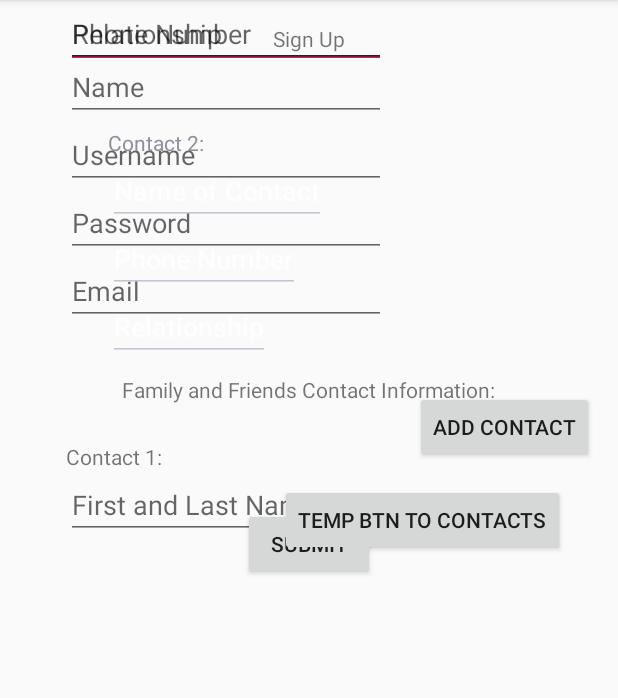
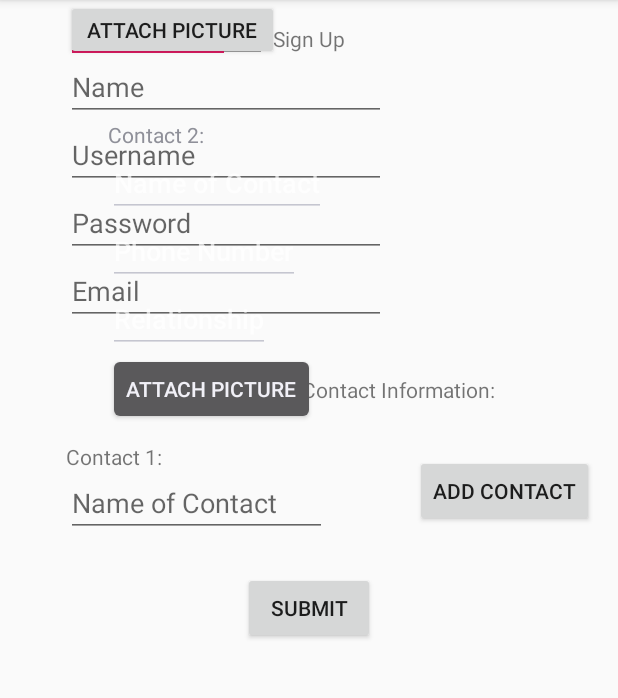
Before and after one commit to chsgwc/memory-loss-app, an Android app: the MakeAccount screen opened directly, with no data from a screen before it, after a tap on "ADD CONTACT", on a phone screen of 412 x 824 dp, the part 84-782 px from its top. Run offline under Robolectric (Android 15) with nearby library versions, the phone set to English and light mode, and no system bars.

Commit message:
everything's done except looking

```diff
--- a/app/src/main/java/com/example/memorylossapp/MainActivity.java
+++ b/app/src/main/java/com/example/memorylossapp/MainActivity.java
@@ -35,7 +35,6 @@ public class MainActivity extends AppCompatActivity {
         gamesButton.setOnClickListener(new View.OnClickListener() {
             @Override
             public void onClick(View view) {
-                //Open Games page
                 Intent startIntent = new Intent(getApplicationContext(), RecognitionGame.class);
                 startActivity(startIntent);
             }
--- a/app/src/main/java/com/example/memorylossapp/MakeAccount.java
+++ b/app/src/main/java/com/example/memorylossapp/MakeAccount.java
@@ -26,21 +26,12 @@ public class MakeAccount extends AppCompatActivity {
     ArrayList<EditText> cNames = new ArrayList<EditText>();
     ArrayList<EditText> cPhones = new ArrayList<EditText>();
     ArrayList<EditText> cRels = new ArrayList<EditText>();
+    private static final int GALLERY_REQUEST_CODE = 100;
 
     @Override
     protected void onCreate(Bundle savedInstanceState) {
         super.onCreate(savedInstanceState);
         setContentView(R.layout.activity_make_account);
-        Button tempBtn = (Button) findViewById(R.id.tempBtnNS);
-
-        tempBtn.setOnClickListener(new View.OnClickListener() {
-            @Override
-            public void onClick(View view) {
-                //Open Make an Account page
-                Intent startIntent = new Intent(getApplicationContext(), Contacts.class);
-                startActivity(startIntent);
-            }
-        });
 
         constraintLayout = findViewById(R.id.ogConstraintLayout);
 
@@ -55,20 +46,31 @@ public class MakeAccount extends AppCompatActivity {
         editEmail = (EditText) findViewById(R.id.emailEditText);
 
 
-        //Initializing variables for contacts - most likely all useless.... lmao (can delete many of them)
+        //Initializing variables for contacts
         TextView contactTitle = (TextView) findViewById(R.id.ContactTitleTextView);
         TextView contact1Header = (TextView) findViewById(R.id.Contact1TextView);
         EditText contactName1 = (EditText) findViewById(R.id.ContactName1EditText);
         EditText contactPhone1 = (EditText) findViewById(R.id.ContactPhoneEditText);
         final EditText contactRel = (EditText) findViewById(R.id.ContactRelEditText);
+        final Button contactBut = (Button) findViewById(R.id.buttonPic);
 
         //Setting IDs to store in database easier
         contactName1.setId(1);
         contactPhone1.setId(2);
         contactRel.setId(3);
+        contactBut.setId(4);
         cNames.add(contactName1);
         cPhones.add(contactPhone1);
         cRels.add(contactRel);
+        contactBut.setOnClickListener(
+                new View.OnClickListener() {
+                    @Override
+                    public void onClick(View view) {
+                        pickFromGallery();
+                        contactBut.setBackgroundColor(0xFF38BD46);//blue:(0xFF73CCFF); //and shows up way too early :((
+                    }
+                }
+        );
 
 
         //Initializing buttons
@@ -88,11 +90,13 @@ public class MakeAccount extends AppCompatActivity {
                         EditText newContact2NameEditText = new EditText(context);
                         EditText newContact2PhoneEditText = new EditText(context);
                         EditText newContact2RelEditText = new EditText(context);
+                        Button newBut = new Button(context);
 
-                        newContact2TextView.setId(ID *100); //wtf is this ID
-                        newContact2NameEditText.setId(ID *100 +1); //wtf is this ID
-                        newContact2PhoneEditText.setId(ID *100 +2); //wtf is this ID
+                        newContact2TextView.setId(ID *100);
+                        newContact2NameEditText.setId(ID *100 +1);
+                        newContact2PhoneEditText.setId(ID *100 +2);
                         newContact2RelEditText.setId(ID *100 +3);
+                        newBut.setId(ID *100 +4);
 
                         //hopefully this points an arrow to the EditText objects, not make a copy
                         cNames.add(newContact2NameEditText);
@@ -104,21 +108,25 @@ public class MakeAccount extends AppCompatActivity {
                         newContact2PhoneEditText.setInputType(3); //phone input type = 3
                         newContact2PhoneEditText.setHint("Phone Number");
                         newContact2RelEditText.setHint("Relationship");
+                        newBut.setText("Attach Picture");
 
                         ConstraintLayout.LayoutParams textViewLayoutParams = new ConstraintLayout.LayoutParams(0, ConstraintLayout.LayoutParams.WRAP_CONTENT);
                         ConstraintLayout.LayoutParams EditTextNameLayoutParams = new ConstraintLayout.LayoutParams(0, ConstraintLayout.LayoutParams.WRAP_CONTENT);
                         ConstraintLayout.LayoutParams EditTextPhoneLayoutParams = new ConstraintLayout.LayoutParams(0, ConstraintLayout.LayoutParams.WRAP_CONTENT);
                         ConstraintLayout.LayoutParams EditTextRelLayoutParams = new ConstraintLayout.LayoutParams(0, ConstraintLayout.LayoutParams.WRAP_CONTENT);
+                        ConstraintLayout.LayoutParams ButRelLayoutParams = new ConstraintLayout.LayoutParams(0, ConstraintLayout.LayoutParams.WRAP_CONTENT);
 
                         newContact2TextView.setLayoutParams(textViewLayoutParams);
                         newContact2NameEditText.setLayoutParams(EditTextNameLayoutParams);
                         newContact2PhoneEditText.setLayoutParams(EditTextPhoneLayoutParams);
                         newContact2RelEditText.setLayoutParams(EditTextRelLayoutParams);
+                        newBut.setLayoutParams(ButRelLayoutParams);
 
                         constraintLayout.addView(newContact2TextView);
                         constraintLayout.addView(newContact2NameEditText);
                         constraintLayout.addView(newContact2PhoneEditText);
                         constraintLayout.addView(newContact2RelEditText);
+                        constraintLayout.addView(newBut);
 
                         set.clone(constraintLayout);
 
@@ -126,8 +134,9 @@ public class MakeAccount extends AppCompatActivity {
                         set.constrainWidth(ID*100+1, ConstraintSet.WRAP_CONTENT);
                         set.constrainWidth(ID*100+2, ConstraintSet.WRAP_CONTENT);
                         set.constrainWidth(ID*100+3, ConstraintSet.WRAP_CONTENT);
+                        set.constrainWidth(ID*100+4, ConstraintSet.WRAP_CONTENT);
 
-                        set.connect(ID *100, ConstraintSet.TOP,(ID -1)*100+3, ConstraintSet.BOTTOM, 60);
+                        set.connect(ID *100, ConstraintSet.TOP,(ID -1)*100+4, ConstraintSet.BOTTOM, 60);
                         set.connect(ID *100, ConstraintSet.LEFT, PARENT_ID, ConstraintSet.LEFT, 108);
                         //set.connect(ID*100, ConstraintSet.RIGHT, ConstraintSet.PARENT_ID, ConstraintSet.RIGHT);
                         set.connect(ID*100+1, ConstraintSet.TOP, ID*100, ConstraintSet.BOTTOM);
@@ -136,11 +145,24 @@ public class MakeAccount extends AppCompatActivity {
                         set.connect(ID *100+2, ConstraintSet.LEFT, PARENT_ID, ConstraintSet.LEFT, 108);
                         set.connect(ID*100+3, ConstraintSet.TOP, ID*100+2, ConstraintSet.BOTTOM);
                         set.connect(ID *100+3, ConstraintSet.LEFT, PARENT_ID, ConstraintSet.LEFT, 108);
-                        set.connect(addContactButton.getId(), ConstraintSet.TOP, ID*100+3, ConstraintSet.BOTTOM);
+                        set.connect(ID*100+4, ConstraintSet.TOP, ID*100+3, ConstraintSet.BOTTOM);
+                        set.connect(ID *100+4, ConstraintSet.LEFT, PARENT_ID, ConstraintSet.LEFT, 108);
+                        set.connect(addContactButton.getId(), ConstraintSet.TOP, ID*100+4, ConstraintSet.BOTTOM);
 
                         ID++;
 
                         set.applyTo(constraintLayout);
+
+                        newBut.setOnClickListener(
+                                new View.OnClickListener() {
+                                    @Override
+                                    public void onClick(View view) {
+                                        pickFromGallery();
+                                        //some way of showing it is complete...
+                                    }
+                                }
+                        );
+
                     }
                 }
         );
@@ -155,6 +177,7 @@ public class MakeAccount extends AppCompatActivity {
                     @Override
                     public void onClick(View view) {
                         //.split(stringifyed list) to turn it back into a list...?
+                        //pickFromGallery();
                         String[] cNamesAr = new String[ID];
                         String[] cPhonesAr = new String[ID];
                         String[] cRelsAr = new String[ID];
@@ -166,7 +189,7 @@ public class MakeAccount extends AppCompatActivity {
                             cPhonesAr[i] = cPhones.get(i).getText().toString();
                             cRelsAr[i] = cRels.get(i).getText().toString();
                         }
-                        submitButton.setText("Names: " + String.join(",", cNamesAr) + "    Phones : " + cPhones.toString() + "   Rels: " + cRels.toString()); //probably wrong
+                        //submitButton.setText("Names: " + String.join(",", cNamesAr) + "    Phones : " + cPhones.toString() + "   Rels: " + cRels.toString()); //probably wrong
 
 
                         //the real part
@@ -176,6 +199,9 @@ public class MakeAccount extends AppCompatActivity {
                             Toast.makeText(MakeAccount.this, "Data Inserted!", Toast.LENGTH_LONG).show();
                         else
                             Toast.makeText(MakeAccount.this, "Data not Inserted :(", Toast.LENGTH_LONG).show();
+
+                        Intent startIntent = new Intent(getApplicationContext(), ContactsPage.class);
+                        startActivity(startIntent);
                     }
                 }
         );
@@ -184,5 +210,16 @@ public class MakeAccount extends AppCompatActivity {
     //public DatabaseHelper returnDB(){
     //    return myDB;
     //}
+    private void pickFromGallery(){
+        //Create an Intent with action as ACTION_PICK
+        Intent intent=new Intent(Intent.ACTION_PICK);
+        // Sets the type as image/*. This ensures only components of type image are selected
+        intent.setType("image/*");
+        //We pass an extra array with the accepted mime types. This will ensure only components with these MIME types as targeted.
+        String[] mimeTypes = {"image/jpeg", "image/png"};
+        intent.putExtra(Intent.EXTRA_MIME_TYPES,mimeTypes);
+        // Launching the Intent
+        startActivityForResult(intent,GALLERY_REQUEST_CODE);
+    }
 
 }
--- a/app/src/main/res/layout/activity_make_account.xml
+++ b/app/src/main/res/layout/activity_make_account.xml
@@ -51,12 +51,12 @@
 
         <EditText
             android:id="@+id/ContactName1EditText"
-            android:layout_width="wrap_content"
-            android:layout_height="wrap_content"
+            android:layout_width="174dp"
+            android:layout_height="44dp"
             android:layout_marginStart="44dp"
             android:layout_marginLeft="44dp"
             android:ems="10"
-            android:hint="First and Last Name"
+            android:hint="Name of Contact"
             android:inputType="textPersonName"
             app:layout_constraintBottom_toTopOf="@+id/ContactPhoneEditText"
             app:layout_constraintStart_toStartOf="parent"
@@ -64,8 +64,8 @@
 
         <EditText
             android:id="@+id/ContactPhoneEditText"
-            android:layout_width="wrap_content"
-            android:layout_height="wrap_content"
+            android:layout_width="134dp"
+            android:layout_height="42dp"
             android:layout_marginStart="44dp"
             android:layout_marginLeft="44dp"
             android:ems="10"
@@ -77,8 +77,8 @@
 
         <EditText
             android:id="@+id/ContactRelEditText"
-            android:layout_width="wrap_content"
-            android:layout_height="wrap_content"
+            android:layout_width="109dp"
+            android:layout_height="42dp"
             android:layout_marginStart="44dp"
             android:layout_marginLeft="44dp"
             android:ems="10"
@@ -155,17 +155,14 @@
         app:layout_constraintTop_toTopOf="parent" />
 
         <Button
-            android:id="@+id/tempBtnNS"
-            android:layout_width="wrap_content"
-            android:layout_height="wrap_content"
-            android:layout_marginTop="14dp"
-            android:layout_marginEnd="35dp"
-            android:layout_marginRight="35dp"
-            android:layout_marginBottom="16dp"
-            android:text="Temp Btn to Contacts"
-            app:layout_constraintBottom_toBottomOf="parent"
-            app:layout_constraintEnd_toEndOf="parent"
-            app:layout_constraintTop_toBottomOf="@+id/addContactBtn" />
+            android:id="@+id/buttonPic"
+            android:layout_width="142dp"
+            android:layout_height="40dp"
+            android:layout_marginStart="44dp"
+            android:layout_marginLeft="44dp"
+            android:text="Attach Picture"
+            app:layout_constraintStart_toStartOf="parent"
+            app:layout_constraintTop_toBottomOf="@+id/ContactRelEditText" />
 
     </androidx.constraintlayout.widget.ConstraintLayout>
 </ScrollView>
```
Also changed, not shown: app/src/main/AndroidManifest.xml (+8 -7 lines), app/src/main/java/com/example/memorylossapp/ContactsPage.java (renamed from app/src/main/java/com/example/memorylossapp/Contacts.java, +27 -17 lines), app/src/main/java/com/example/memorylossapp/Games.java (deleted, +0 -101 lines), app/src/main/java/com/example/memorylossapp/RecognitionGame.java (+17 -14 lines), app/src/main/java/com/example/memorylossapp/ui/dashboard/DashboardFragment.java (deleted, +0 -35 lines), app/src/main/java/com/example/memorylossapp/ui/dashboard/DashboardViewModel.java (deleted, +0 -19 lines), app/src/main/java/com/example/memorylossapp/ui/home/HomeFragment.java (deleted, +0 -35 lines), app/src/main/java/com/example/memorylossapp/ui/home/HomeViewModel.java (deleted, +0 -19 lines), app/src/main/java/com/example/memorylossapp/ui/notifications/NotificationsFragment.java (deleted, +0 -35 lines), app/src/main/java/com/example/memorylossapp/ui/notifications/NotificationsViewModel.java (deleted, +0 -19 lines), app/src/main/res/layout/activity_contacts.xml (deleted, +0 -54 lines), app/src/main/res/layout/activity_contacts_page.xml (renamed from app/src/main/res/layout/fragment_notifications.xml, +10 -9 lines), app/src/main/res/layout/activity_games.xml (deleted, +0 -80 lines), app/src/main/res/layout/activity_recognition_game.xml (+3 -14 lines), 3 more files.
